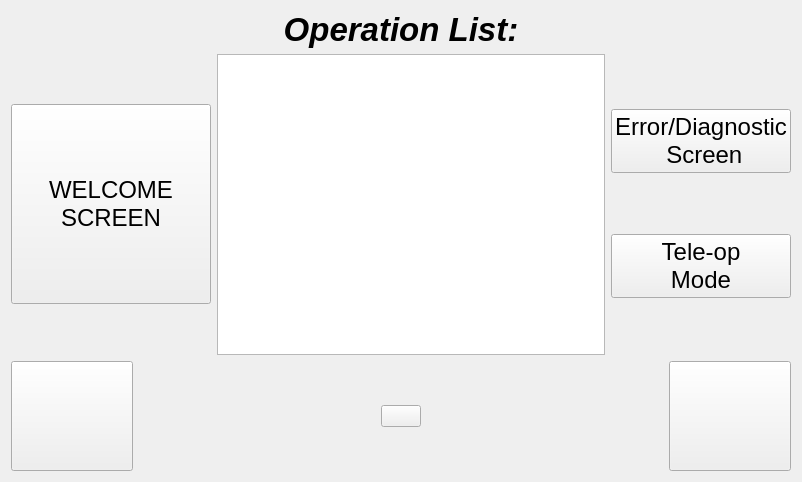
Before: the Qt Designer form resource/Runscreen.ui in rpiRobotics/rpi_arm_composites_manufacturing_gui, drawn with Qt 5.
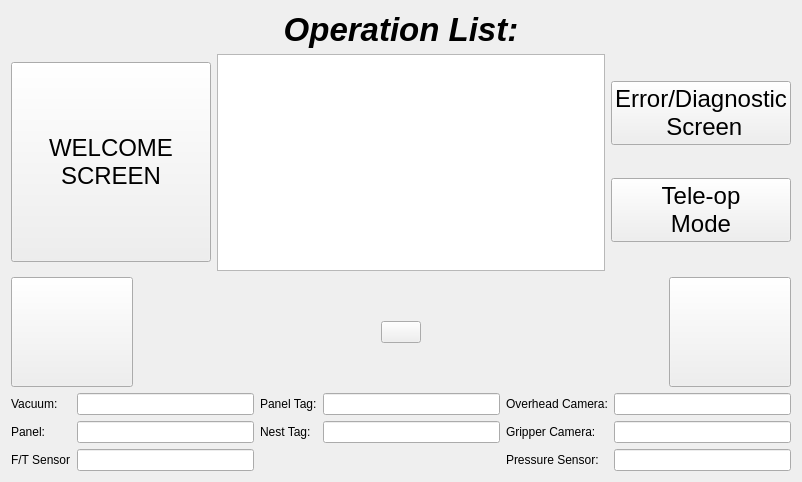
After: the same form once the commit is applied. Icons and pictures are not drawn.

Commit message: added much functionality to gui

The edit to the form file:
```diff
--- a/resource/Runscreen.ui
+++ b/resource/Runscreen.ui
@@ -337,6 +337,90 @@
      </item>
     </layout>
    </item>
+   <item>
+    <layout class="QGridLayout" name="gridLayout_2">
+     <item row="1" column="4">
+      <widget class="QLabel" name="label_7">
+       <property name="text">
+        <string>Gripper Camera:</string>
+       </property>
+      </widget>
+     </item>
+     <item row="1" column="0">
+      <widget class="QLabel" name="label_3">
+       <property name="text">
+        <string>Panel:</string>
+       </property>
+      </widget>
+     </item>
+     <item row="0" column="0">
+      <widget class="QLabel" name="label_2">
+       <property name="text">
+        <string>Vacuum:</string>
+       </property>
+      </widget>
+     </item>
+     <item row="0" column="1">
+      <widget class="QLineEdit" name="vacuum"/>
+     </item>
+     <item row="1" column="1">
+      <widget class="QLineEdit" name="panel"/>
+     </item>
+     <item row="1" column="2">
+      <widget class="QLabel" name="label_5">
+       <property name="text">
+        <string>Nest Tag:</string>
+       </property>
+      </widget>
+     </item>
+     <item row="0" column="2">
+      <widget class="QLabel" name="label_4">
+       <property name="text">
+        <string>Panel Tag:</string>
+       </property>
+      </widget>
+     </item>
+     <item row="0" column="3">
+      <widget class="QLineEdit" name="panelTag"/>
+     </item>
+     <item row="1" column="3">
+      <widget class="QLineEdit" name="nestTag"/>
+     </item>
+     <item row="0" column="4">
+      <widget class="QLabel" name="label_6">
+       <property name="text">
+        <string>Overhead Camera:</string>
+       </property>
+      </widget>
+     </item>
+     <item row="0" column="5">
+      <widget class="QLineEdit" name="overheadCamera"/>
+     </item>
+     <item row="1" column="5">
+      <widget class="QLineEdit" name="gripperCamera"/>
+     </item>
+     <item row="2" column="0">
+      <widget class="QLabel" name="label_8">
+       <property name="text">
+        <string>F/T Sensor</string>
+       </property>
+      </widget>
+     </item>
+     <item row="2" column="1">
+      <widget class="QLineEdit" name="forceSensor"/>
+     </item>
+     <item row="2" column="4">
+      <widget class="QLabel" name="label_9">
+       <property name="text">
+        <string>Pressure Sensor:</string>
+       </property>
+      </widget>
+     </item>
+     <item row="2" column="5">
+      <widget class="QLineEdit" name="pressureSensor"/>
+     </item>
+    </layout>
+   </item>
   </layout>
  </widget>
  <resources/>
```
The commit also changes 2 other files.
